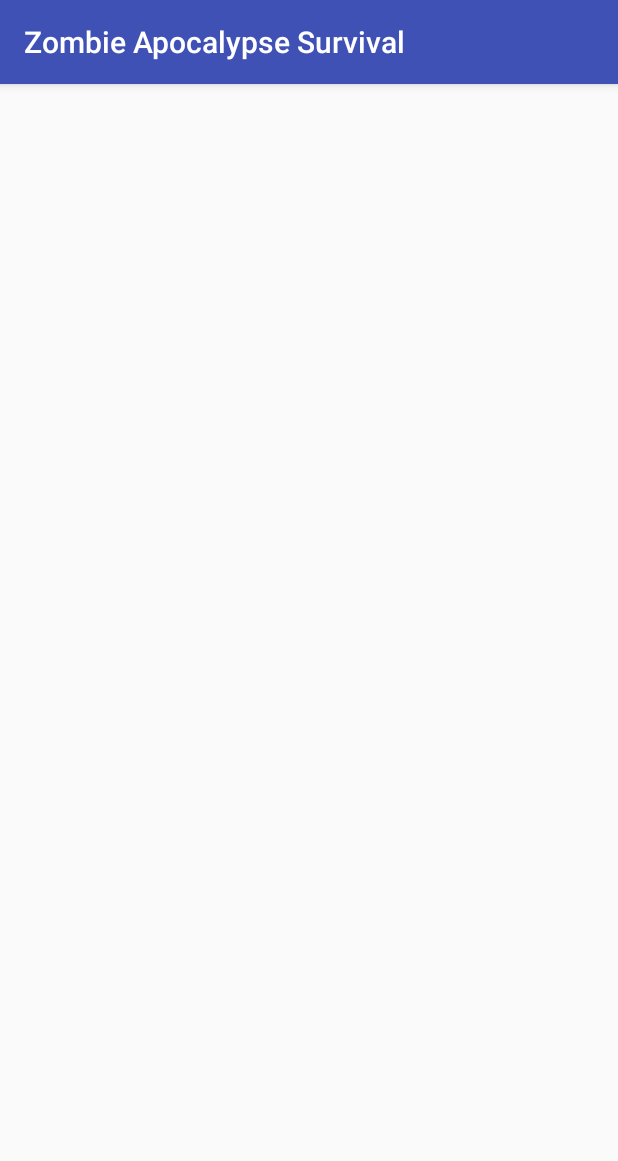
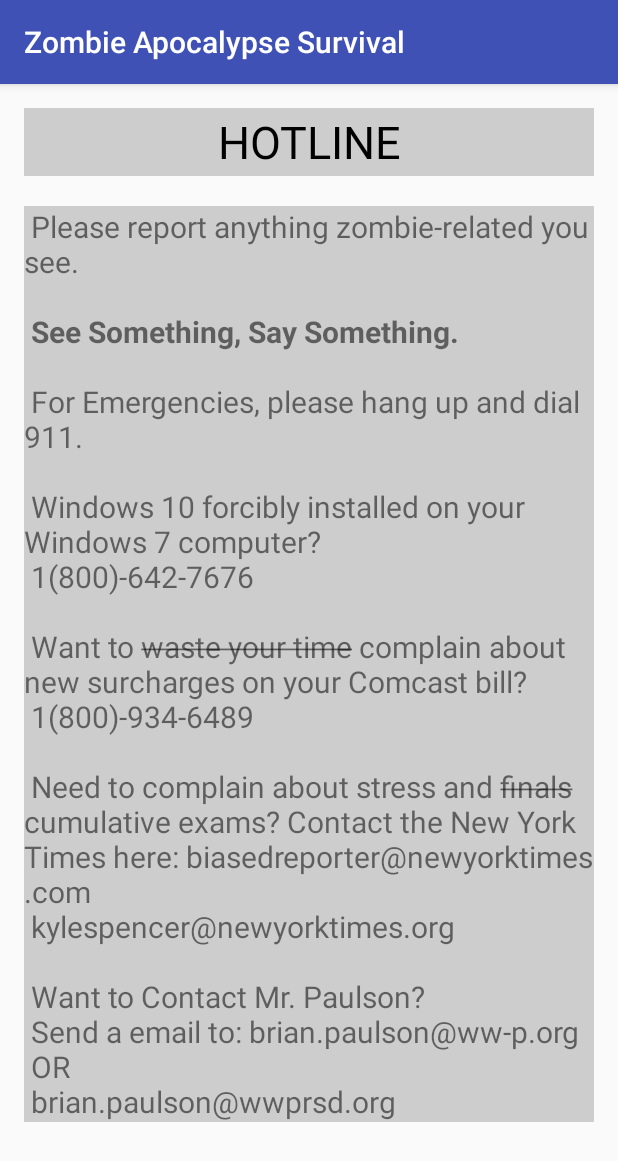
Before and after one commit to ChairmanMatt/Zombie_Survival, an Android app: the HotlineActivity screen opened directly, with no data from a screen before it, on a phone screen of 412 x 824 dp. Shown: the top 1161 px of the screen. Run offline under Robolectric (Android 15) with nearby library versions, the phone set to English and light mode, and no system bars.

Commit message:
hotlines finished

```diff
--- a/app/src/main/res/layout/activity_equip.xml
+++ b/app/src/main/res/layout/activity_equip.xml
@@ -18,7 +18,6 @@
         android:id="@+id/equipTitle"
         android:layout_alignParentTop="true"
         android:layout_centerHorizontal="true"
-        android:textAlignment="center"
         android:gravity="center"
         android:textSize="30sp"
         android:background="#b4bbbbbb"
@@ -34,11 +33,9 @@
 
         <TextView
             android:layout_width="fill_parent"
-            android:layout_height="fill_parent"
+            android:layout_height="wrap_content"
             android:text="@string/EquipmentParagraph"
             android:id="@+id/equipParagraph"
-            android:layout_below="@+id/equipTitle"
-            android:layout_centerHorizontal="true"
             android:layout_marginTop="20dp"
             android:background="#b4bbbbbb"
             android:textSize="20sp" />
--- a/app/src/main/res/layout/activity_hotline.xml
+++ b/app/src/main/res/layout/activity_hotline.xml
@@ -9,4 +9,36 @@
     android:paddingTop="@dimen/activity_vertical_margin"
     tools:context="com.jollyrogerapps.zombieapocalypsesurvival.HotlineActivity">
 
+
+    <TextView
+        android:layout_width="fill_parent"
+        android:layout_height="45dp"
+        android:text="HOTLINE"
+        android:id="@+id/hotlineTitle"
+        android:layout_alignParentTop="true"
+        android:layout_centerHorizontal="true"
+        android:gravity="center"
+        android:textSize="30sp"
+        android:background="#b4bbbbbb"
+        android:textColor="#000000" />
+
+    <ScrollView
+        android:layout_width="fill_parent"
+        android:layout_height="fill_parent"
+        android:id="@+id/scrollView"
+        android:layout_alignTop="@+id/hotlineTitle"
+        android:layout_centerHorizontal="true"
+        android:layout_marginTop="45dp">
+
+        <TextView
+            android:layout_width="fill_parent"
+            android:layout_height="wrap_content"
+            android:text="@string/HotlineParagraph"
+            android:id="@+id/hotlineParagraph"
+            android:layout_marginTop="20dp"
+            android:background="#b4bbbbbb"
+            android:textSize="20sp" />
+
+    </ScrollView>
+
 </RelativeLayout>
--- a/app/src/main/res/layout/activity_intro.xml
+++ b/app/src/main/res/layout/activity_intro.xml
@@ -17,7 +17,6 @@
         android:id="@+id/introTitle"
         android:layout_alignParentTop="true"
         android:layout_centerHorizontal="true"
-        android:textAlignment="center"
         android:gravity="center"
         android:textSize="30sp"
         android:background="#b4bbbbbb"
@@ -33,11 +32,9 @@
 
         <TextView
             android:layout_width="fill_parent"
-            android:layout_height="fill_parent"
+            android:layout_height="wrap_content"
             android:text="@string/IntroductionParagraph"
             android:id="@+id/introParagraph"
-            android:layout_below="@+id/introTitle"
-            android:layout_centerHorizontal="true"
             android:layout_marginTop="20dp"
             android:background="#b4bbbbbb"
             android:textSize="20sp" />
--- a/app/src/main/res/layout/activity_main_menu.xml
+++ b/app/src/main/res/layout/activity_main_menu.xml
@@ -22,7 +22,6 @@
         android:background="#b4bbbbbb"
         android:gravity="center"
         android:textColor="#000000"
-        android:elevation="5dp"
         android:clickable="true"
         android:onClick="openIntro" />
 
--- a/app/src/main/res/values/strings.xml
+++ b/app/src/main/res/values/strings.xml
@@ -23,13 +23,10 @@
         Avoiding densely populated areas is a wise plan, but going too far into the wilderness will make scavenging for supplies difficult.
         \n
         Be ruthless but not needlessly antagonistic. Other survivors may be more willing to help as a result.
-
-
     </string>
 
 
     <string name="EquipmentParagraph">
-
         Everyone wants guns and chainsaws, but there are many more types of supplies which you will need to remain alive - and more importantly, not undead.
         \n\n
         To begin, you will definitely need water, preserved food and other consumables available to you when the apocalypse starts. Planning is vital for your survival.
@@ -46,32 +43,41 @@
         \n\n
         Other :
         \n
-        \t1)Water Purifier - Cholera? Ain't nobody got time for that.
+        \t1)Water Purifier - Cholera? Ain\'t nobody got time for that.
         \n
         \t2)Rope - Set up traps, get up tall places, maybe a quick way out.
         \n
         \t3)Fire Starter - Heat is important, why die of hypothermia when there are zombies out.
-
-
     </string>
 
-
-    <string name="HotLine">Hot Lines</string>
-
-
-    <string name="hotlines">
-
-        For Emergencies: 555-6825
+    <string name="HotlineParagraph">
+        Please report anything zombie-related you see.
+        \n\n
+        <b>See Something, Say Something.</b>
+        \n\n
+        For Emergencies, please hang up and dial 911.
+        \n\n
+        Windows 10 forcibly installed on your Windows 7 computer?
         \n
-        For additional Questions: 559-4872
+        1(800)-642-7676
+        \n\n
+        Want to <strike>waste your time</strike> complain about new surcharges on your Comcast bill?
         \n
-        For air support: 555-5555
+        1(800)-934-6489
         \n\n
-        Need Supplies Fast? Call our 24/7 toll free number: 555-9887
+        Need to complain about stress and <strike>finals</strike> "cumulative exams"?
+        Contact the New York Times here:
+        biasedreporter@newyorktimes.com
+        \n
+        kylespencer@newyorktimes.org
         \n\n
         Want to Contact Mr. Paulson?
         \n
         Send a email to: brian.paulson@ww-p.org
+        \n
+        OR
+        \n
+        brian.paulson@wwprsd.org
 
 
 
```
Also changed, not shown: app/src/main/res/layout/activity_strat.xml (+32 -0 lines).
